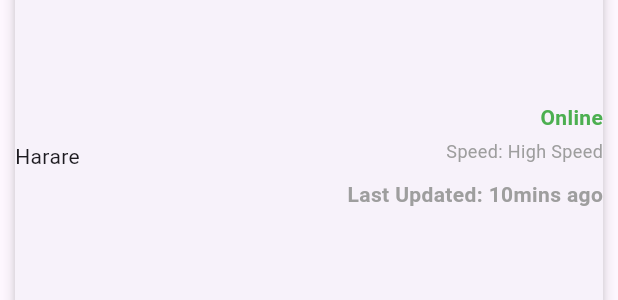
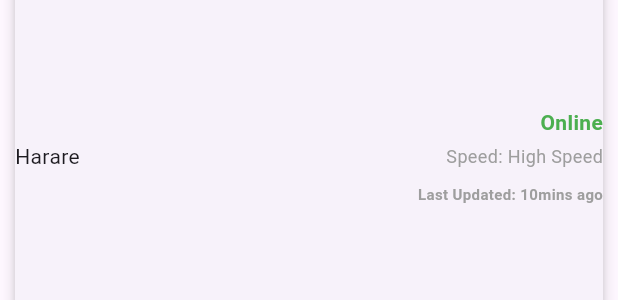
Before and after one commit to derikyu/nile_network, a Flutter app: the CityCard widget shown alone on an empty page, opened directly, on a phone screen of 412 x 824 dp. Shown: the part 462-762 px from the top of the screen. Run offline on Flutter 3.47's test engine with Material 3 defaults, Android fonts, the phone set to English and light mode, and no system bars; network calls fail.

```diff
--- a/lib/network_home.dart
+++ b/lib/network_home.dart
@@ -171,7 +171,6 @@ class CityCard extends StatelessWidget {
               crossAxisAlignment: CrossAxisAlignment.end,
               mainAxisAlignment: MainAxisAlignment.center,
               children: [
-
                 Text(
                   online ? 'Online' : 'Offline',
                   style: TextStyle(
@@ -188,24 +187,18 @@ class CityCard extends StatelessWidget {
                   ),
                 ),
                 SizedBox(height: 10),
-
-                    Text(
+                Text(
                   'Last Updated: $lastUpdated',
                   style: TextStyle(
+                    fontSize: 10.0,
                     color: Colors.grey,
                     fontWeight: FontWeight.bold,
                   ),
                 ),
-
               ],
             ),
-
-
-
-
           ],
         ),
-
       );
   }
 }
```
Also changed, not shown: 1 other file.
